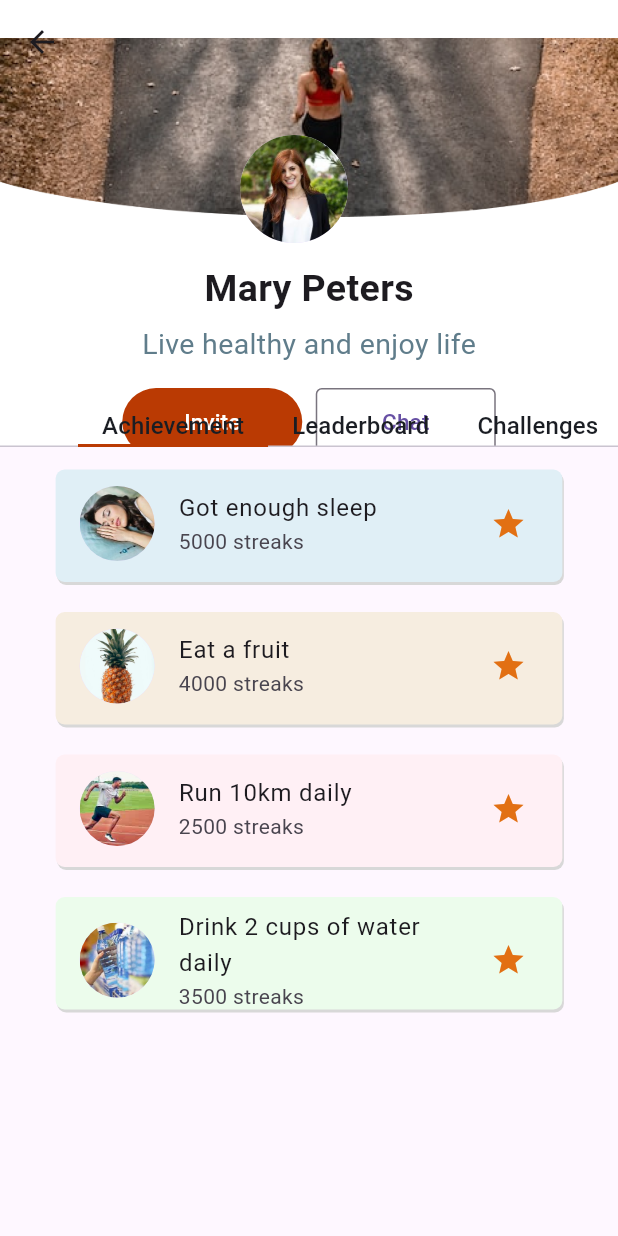
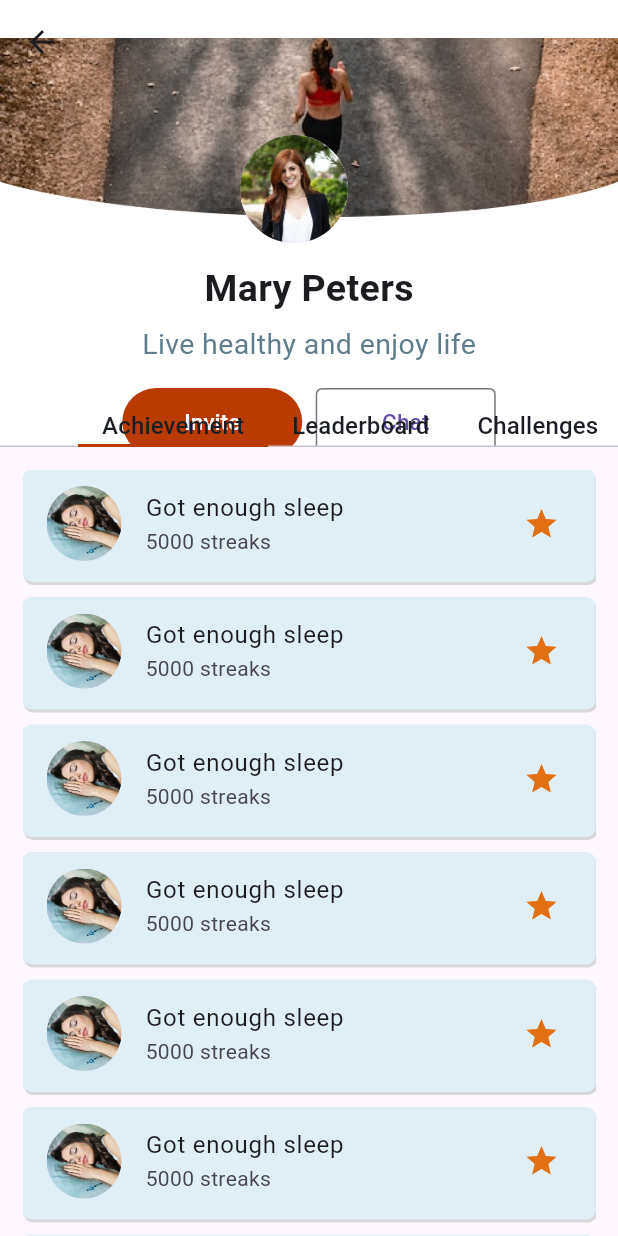
Before and after one commit to Sparklinglily/Habit-Tracker-App, a Flutter app: the ProfilePage screen opened directly, on a phone screen of 412 x 824 dp. Run offline on Flutter 3.47's test engine with Material 3 defaults, Android fonts, the light colour scheme and no system bars; our stand-ins replace cloud_firestore, email_validator, firebase_auth, firebase_core, flutter_slidable, get and 4 more; missing offline and left inert: dart:ffi; accounts and stored records are empty; network calls fail.

Commit message:
profile fix

```diff
--- a/lib/presentation/views/MainScreens/bottomNavButtons/Home/homeScreen.dart
+++ b/lib/presentation/views/MainScreens/bottomNavButtons/Home/homeScreen.dart
@@ -4,6 +4,7 @@ import 'package:habit_help/presentation/views/Favorites/favorites.dart';
 import 'package:habit_help/presentation/views/MainScreens/bottomNavButtons/Habit/track_progress.dart';
 import 'package:habit_help/presentation/views/Settings/settingsPage.dart';
 import 'package:habit_help/presentation/views/profile/profilePage.dart';
+import 'package:habit_help/presentation/views/profile/profile_page.dart';
 import '../../../../styles/constants.dart';
 import '../Habit/addHabitPage.dart';
 
@@ -59,7 +60,7 @@ class _HomePageState extends State<HomePage> {
             padding: const EdgeInsets.only(right: 15.0),
             child: InkWell(
               onTap: () {
-                Get.to(() => ProfilePage());
+                Get.to(() => ProfileView());
               },
               child: CircleAvatar(
                 radius: 18,
--- a/lib/presentation/views/profile/profilePage.dart
+++ b/lib/presentation/views/profile/profilePage.dart
@@ -3,6 +3,7 @@ import 'package:get/get_core/src/get_main.dart';
 import 'package:get/get_navigation/get_navigation.dart';
 import 'package:habit_help/presentation/views/chat/components/customTiles.dart';
 import 'package:habit_help/presentation/views/chat/screen/chatHome.dart';
+import 'package:habit_help/presentation/views/profile/profile_page.dart';
 import 'package:habit_help/presentation/views/profile/tabCards.dart';
 import '../../styles/constants.dart';
 
@@ -68,7 +69,8 @@ class _ProfilePageState extends State<ProfilePage>
                   flexibleSpace: FlexibleSpaceBar(
                     background: Container(
                       color: background,
-                            child: Column(children: [
+                      child: Column(
+                        children: [
                           Stack(
                             children: [
                               SizedBox(
@@ -81,8 +83,8 @@ class _ProfilePageState extends State<ProfilePage>
                                   top: 90,
                                   child: CircleAvatar(
                                     radius: 36,
-                                        backgroundImage: AssetImage(
-                                            "images/profileImage.jpg"),
+                                    backgroundImage:
+                                        AssetImage("images/profileImage.jpg"),
                                   ))
                             ],
                           ),
@@ -90,7 +92,8 @@ class _ProfilePageState extends State<ProfilePage>
                             height: 5,
                           ),
                           Container(
-                                  child: Column(children: [
+                            child: Column(
+                              children: [
                                 const Text(
                                   "Mary Peters",
                                   style: TextStyle(
@@ -145,15 +148,26 @@ class _ProfilePageState extends State<ProfilePage>
                                                 width: 1,
                                               ),
                                               borderRadius:
-                                                          BorderRadius.circular(
-                                                              4)))),
-                                          child: const Text("Chat",
-                                              style: TextStyle(fontSize: 15))),
+                                                  BorderRadius.circular(4),
+                                            ),
+                                          ),
+                                        ),
+                                        child: const Text(
+                                          "Chat",
+                                          style: TextStyle(fontSize: 15),
+                                        ),
+                                      ),
                                     )
                                   ],
                                 ),
-                              ]))
-                            ])))),
+                              ],
+                            ),
+                          )
+                        ],
+                      ),
+                    ),
+                  ),
+                ),
               ];
             },
             body: const Padding(
@@ -177,11 +191,15 @@ class AchievementBoard extends StatelessWidget {
 
   @override
   Widget build(BuildContext context) {
-    return const Padding(
-      padding: EdgeInsets.only(left: 15, right: 15, top: 10),
-      child: Column(
-        children: [
-          ProfilePageTiles(
+    return Padding(
+      padding: const EdgeInsets.only(left: 15, right: 15, top: 10),
+      child: MediaQuery.removePadding(
+        context: context,
+        removeTop: true,
+        child: ListView.separated(
+          shrinkWrap: true,
+          itemBuilder: (context, index) {
+            return const ProfilePageTiles(
               color: Color.fromARGB(255, 224, 239, 246),
               title: 'Got enough sleep',
               subtitle: '5000 streaks',
@@ -190,47 +208,16 @@ class AchievementBoard extends StatelessWidget {
                 Icons.star,
                 size: 24,
                 color: primaryLight,
-              )),
-          SizedBox(
-            height: 20,
               ),
-          ProfilePageTiles(
-              color: Color.fromARGB(255, 246, 237, 224),
-              title: 'Eat a fruit',
-              image: AssetImage('images/pineapple.png'),
-              subtitle: '4000 streaks',
-              icon: Icon(
-                Icons.star,
-                size: 24,
-                color: primaryLight,
-              )),
-          SizedBox(
-            height: 20,
+            );
+          },
+          separatorBuilder: (context, index) {
+            return const SizedBox(
+              height: 10,
+            );
+          },
+          itemCount: 22,
         ),
-          ProfilePageTiles(
-              color: Color.fromARGB(255, 255, 240, 245),
-              subtitle: '2500 streaks',
-              title: 'Run 10km daily',
-              image: AssetImage('images/trackRun.jpg'),
-              icon: Icon(
-                Icons.star,
-                size: 24,
-                color: primaryLight,
-              )),
-          SizedBox(
-            height: 20,
-          ),
-          ProfilePageTiles(
-              color: Color.fromARGB(255, 236, 252, 236),
-              subtitle: '3500 streaks',
-              title: 'Drink 2 cups of water daily',
-              image: AssetImage('images/waterhold.jpg'),
-              icon: Icon(
-                Icons.star,
-                size: 24,
-                color: primaryLight,
-              ))
-        ],
       ),
     );
   }
@@ -368,7 +355,7 @@ class ChallengesBoard extends StatelessWidget {
               ],
             ),
           ),
-          SizedBox(
+          const SizedBox(
             height: 15,
           ),
           Padding(
@@ -440,7 +427,7 @@ class ChallengesBoard extends StatelessWidget {
 }
 
 void main() {
-  runApp(MaterialApp(
-    home: ProfilePage(),
+  runApp(const MaterialApp(
+    home: ProfileView(),
   ));
 }
--- a/pubspec.yaml
+++ b/pubspec.yaml
@@ -19,7 +19,7 @@ publish_to: 'none' # Remove this line if you wish to publish to pub.dev
 version: 1.0.0+1
 
 environment:
-  sdk: '>=3.1.5 <4.0.0'
+  sdk: '>=2.18.4 <3.0.0'
 
 # Dependencies specify other packages that your package needs in order to work.
 # To automatically upgrade your package dependencies to the latest versions
```
Also changed, not shown: lib/presentation/views/profile/profile_page.dart (added, +169 -0 lines), pubspec.lock, 3 other files. Lines whose indentation alone changed are shown as unchanged.
